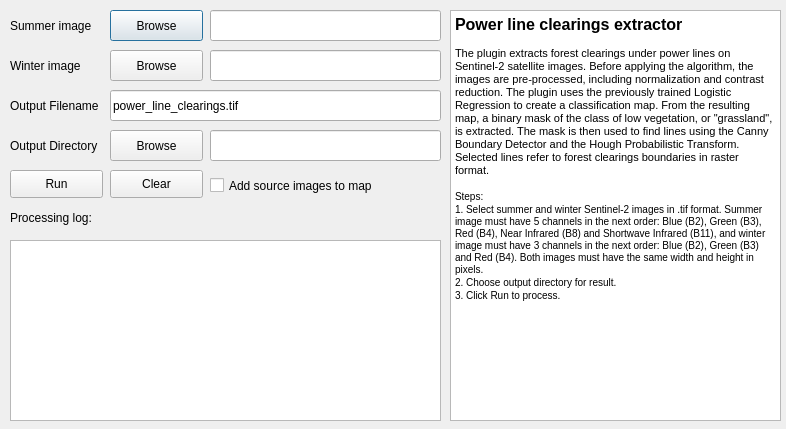
Old version of the form clearings_extractor_dialog_base.ui in the repository yana-b27/clearings_extractor_qgis.
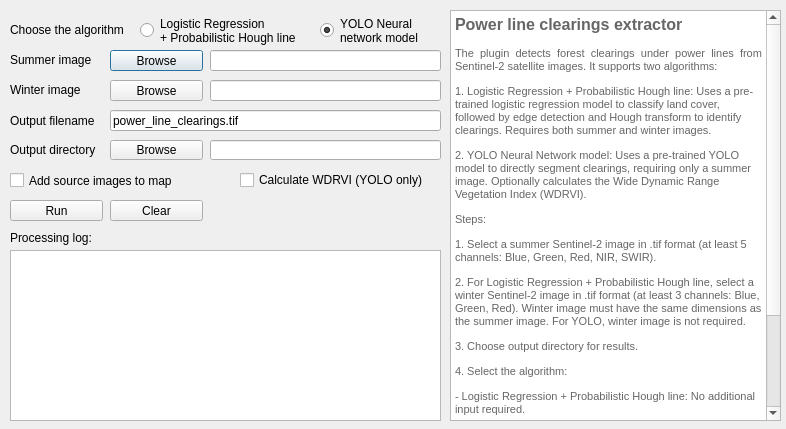
New version of the form.

Commit message: Add YOLO model and WDRVI index options

The edit to the form file:
```diff
--- a/clearings_extractor_dialog_base.ui
+++ b/clearings_extractor_dialog_base.ui
@@ -17,9 +17,9 @@
    <property name="geometry">
     <rect>
      <x>110</x>
-     <y>10</y>
+     <y>50</y>
      <width>93</width>
-     <height>31</height>
+     <height>21</height>
     </rect>
    </property>
    <property name="text">
@@ -30,9 +30,9 @@
    <property name="geometry">
     <rect>
      <x>210</x>
-     <y>10</y>
+     <y>50</y>
      <width>231</width>
-     <height>31</height>
+     <height>21</height>
     </rect>
    </property>
   </widget>
@@ -40,9 +40,9 @@
    <property name="geometry">
     <rect>
      <x>110</x>
-     <y>50</y>
+     <y>80</y>
      <width>93</width>
-     <height>31</height>
+     <height>21</height>
     </rect>
    </property>
    <property name="text">
@@ -53,22 +53,22 @@
    <property name="geometry">
     <rect>
      <x>10</x>
-     <y>130</y>
+     <y>140</y>
      <width>93</width>
-     <height>31</height>
+     <height>20</height>
     </rect>
    </property>
    <property name="text">
-    <string>Output Directory</string>
+    <string>Output directory</string>
    </property>
   </widget>
   <widget class="QLineEdit" name="outputDirLineEdit">
    <property name="geometry">
     <rect>
      <x>210</x>
-     <y>130</y>
+     <y>140</y>
      <width>231</width>
-     <height>31</height>
+     <height>20</height>
     </rect>
    </property>
   </widget>
@@ -76,9 +76,9 @@
    <property name="geometry">
     <rect>
      <x>10</x>
-     <y>10</y>
+     <y>50</y>
      <width>88</width>
-     <height>31</height>
+     <height>20</height>
     </rect>
    </property>
    <property name="text">
@@ -102,23 +102,29 @@
 &lt;html&gt;&lt;head&gt;&lt;meta name=&quot;qrichtext&quot; content=&quot;1&quot; /&gt;&lt;style type=&quot;text/css&quot;&gt;
 p, li { white-space: pre-wrap; }
 &lt;/style&gt;&lt;/head&gt;&lt;body style=&quot; font-family:'MS Shell Dlg 2'; font-size:7.8pt; font-weight:400; font-style:normal;&quot;&gt;
-&lt;p style=&quot; margin-top:0px; margin-bottom:0px; margin-left:0px; margin-right:0px; -qt-block-indent:0; text-indent:0px;&quot;&gt;&lt;span style=&quot; font-size:12pt; font-weight:600;&quot;&gt;Power line clearings extractor&lt;/span&gt;&lt;/p&gt;
+&lt;p style=&quot; margin-top:0px; margin-bottom:0px; margin-left:0px; margin-right:0px; -qt-block-indent:0; text-indent:0px;&quot;&gt;&lt;span style=&quot; font-size:12pt; font-weight:600; color:#666666;&quot;&gt;Power line clearings extractor&lt;/span&gt;&lt;/p&gt;
 &lt;p style=&quot;-qt-paragraph-type:empty; margin-top:0px; margin-bottom:0px; margin-left:0px; margin-right:0px; -qt-block-indent:0; text-indent:0px;&quot;&gt;&lt;br /&gt;&lt;/p&gt;
-&lt;p style=&quot; margin-top:0px; margin-bottom:0px; margin-left:0px; margin-right:0px; -qt-block-indent:0; text-indent:0px;&quot;&gt;&lt;span style=&quot; font-size:8pt;&quot;&gt;The plugin extracts forest clearings under power lines on Sentinel-2 satellite images. Before applying the algorithm, the images are pre-processed, including normalization and contrast reduction. The plugin uses the previously trained Logistic Regression to create a classification map. From the resulting map, a binary mask of the class of low vegetation, or &amp;quot;grassland&amp;quot;, is extracted. The mask is then used to find lines using the Canny Boundary Detector and the Hough Probabilistic Transform. Selected lines refer to forest clearings boundaries in raster format.&lt;/span&gt;&lt;/p&gt;
-&lt;p style=&quot;-qt-paragraph-type:empty; margin-top:0px; margin-bottom:0px; margin-left:0px; margin-right:0px; -qt-block-indent:0; text-indent:0px;&quot;&gt;&lt;br /&gt;&lt;/p&gt;
-&lt;p style=&quot; margin-top:0px; margin-bottom:0px; margin-left:0px; margin-right:0px; -qt-block-indent:0; text-indent:0px;&quot;&gt;Steps:&lt;/p&gt;
-&lt;p style=&quot; margin-top:0px; margin-bottom:0px; margin-left:0px; margin-right:0px; -qt-block-indent:0; text-indent:0px;&quot;&gt;1. Select summer and winter Sentinel-2 images in .tif format. Summer image must have 5 channels in the next order: Blue (B2), Green (B3), Red (B4), Near Infrared (B8) and Shortwave Infrared (B11), and winter image must have 3 channels in the next order: Blue (B2), Green (B3) and Red (B4). Both images must have the same width and height in pixels.&lt;/p&gt;
-&lt;p style=&quot; margin-top:0px; margin-bottom:0px; margin-left:0px; margin-right:0px; -qt-block-indent:0; text-indent:0px;&quot;&gt;2. Choose output directory for result.&lt;/p&gt;
-&lt;p align=&quot;justify&quot; style=&quot; margin-top:0px; margin-bottom:0px; margin-left:0px; margin-right:0px; -qt-block-indent:0; text-indent:0px;&quot;&gt;3. Click Run to process.&lt;/p&gt;&lt;/body&gt;&lt;/html&gt;</string>
+&lt;p align=&quot;justify&quot; style=&quot; margin-top:0px; margin-bottom:0px; margin-left:0px; margin-right:0px; -qt-block-indent:0; text-indent:0px;&quot;&gt;&lt;span style=&quot; font-size:8pt; color:#666666;&quot;&gt;The plugin detects forest clearings under power lines from Sentinel-2 satellite images. It supports two algorithms:&lt;/span&gt;&lt;/p&gt;
+&lt;p style=&quot; margin-top:12px; margin-bottom:12px; margin-left:0px; margin-right:0px; -qt-block-indent:0; text-indent:0px;&quot;&gt;&lt;span style=&quot; font-size:8pt; color:#666666;&quot;&gt;1. Logistic Regression + Probabilistic Hough line: Uses a pre-trained logistic regression model to classify land cover, followed by edge detection and Hough transform to identify clearings. Requires both summer and winter images.&lt;/span&gt;&lt;/p&gt;
+&lt;p style=&quot; margin-top:12px; margin-bottom:12px; margin-left:0px; margin-right:0px; -qt-block-indent:0; text-indent:0px;&quot;&gt;&lt;span style=&quot; font-size:8pt; color:#666666;&quot;&gt;2. YOLO Neural Network model: Uses a pre-trained YOLO model to directly segment clearings, requiring only a summer image. Optionally calculates the Wide Dynamic Range Vegetation Index (WDRVI).&lt;/span&gt;&lt;/p&gt;
+&lt;p style=&quot; margin-top:12px; margin-bottom:12px; margin-left:0px; margin-right:0px; -qt-block-indent:0; text-indent:0px;&quot;&gt;&lt;span style=&quot; font-size:8pt; color:#666666;&quot;&gt;Steps:&lt;/span&gt;&lt;/p&gt;
+&lt;p style=&quot; margin-top:12px; margin-bottom:12px; margin-left:0px; margin-right:0px; -qt-block-indent:0; text-indent:0px;&quot;&gt;&lt;span style=&quot; font-size:8pt; color:#666666;&quot;&gt;1. Select a summer Sentinel-2 image in .tif format (at least 5 channels: Blue, Green, Red, NIR, SWIR).&lt;/span&gt;&lt;/p&gt;
+&lt;p style=&quot; margin-top:12px; margin-bottom:12px; margin-left:0px; margin-right:0px; -qt-block-indent:0; text-indent:0px;&quot;&gt;&lt;span style=&quot; font-size:8pt; color:#666666;&quot;&gt;2. For Logistic Regression + Probabilistic Hough line, select a winter Sentinel-2 image in .tif format (at least 3 channels: Blue, Green, Red). Winter image must have the same dimensions as the summer image. For YOLO, winter image is not required.&lt;/span&gt;&lt;/p&gt;
+&lt;p style=&quot; margin-top:12px; margin-bottom:12px; margin-left:0px; margin-right:0px; -qt-block-indent:0; text-indent:0px;&quot;&gt;&lt;span style=&quot; font-size:8pt; color:#666666;&quot;&gt;3. Choose output directory for results.&lt;/span&gt;&lt;/p&gt;
+&lt;p style=&quot; margin-top:12px; margin-bottom:12px; margin-left:0px; margin-right:0px; -qt-block-indent:0; text-indent:0px;&quot;&gt;&lt;span style=&quot; font-size:8pt; color:#666666;&quot;&gt;4. Select the algorithm:&lt;/span&gt;&lt;/p&gt;
+&lt;p style=&quot; margin-top:12px; margin-bottom:12px; margin-left:0px; margin-right:0px; -qt-block-indent:0; text-indent:0px;&quot;&gt;&lt;span style=&quot; font-size:8pt; color:#666666;&quot;&gt;- Logistic Regression + Probabilistic Hough line: No additional input required.&lt;/span&gt;&lt;/p&gt;
+&lt;p style=&quot; margin-top:12px; margin-bottom:12px; margin-left:0px; margin-right:0px; -qt-block-indent:0; text-indent:0px;&quot;&gt;&lt;span style=&quot; font-size:8pt; color:#666666;&quot;&gt;- YOLO Neural Network: Optionally enable WDRVI calculation. The YOLO clearings mask and WDRVI (if calculated) are automatically added to the map.&lt;/span&gt;&lt;/p&gt;
+&lt;p style=&quot; margin-top:12px; margin-bottom:12px; margin-left:0px; margin-right:0px; -qt-block-indent:0; text-indent:0px;&quot;&gt;&lt;span style=&quot; font-size:8pt; color:#666666;&quot;&gt;5. Optionally enable adding source images to the map (summer image for YOLO, both summer and winter for Logistic Regression + Probabilistic Hough line).&lt;/span&gt;&lt;/p&gt;
+&lt;p style=&quot; margin-top:12px; margin-bottom:12px; margin-left:0px; margin-right:0px; -qt-block-indent:0; text-indent:0px;&quot;&gt;&lt;span style=&quot; font-size:8pt; color:#666666;&quot;&gt;6. Click Run to process.&lt;/span&gt;&lt;/p&gt;&lt;/body&gt;&lt;/html&gt;</string>
    </property>
   </widget>
   <widget class="QLabel" name="winterLabel">
    <property name="geometry">
     <rect>
      <x>10</x>
-     <y>50</y>
+     <y>80</y>
      <width>91</width>
-     <height>31</height>
+     <height>20</height>
     </rect>
    </property>
    <property name="text">
@@ -129,9 +135,9 @@
    <property name="geometry">
     <rect>
      <x>210</x>
-     <y>50</y>
+     <y>80</y>
      <width>231</width>
-     <height>31</height>
+     <height>21</height>
     </rect>
    </property>
   </widget>
@@ -139,9 +145,9 @@
    <property name="geometry">
     <rect>
      <x>110</x>
-     <y>130</y>
+     <y>140</y>
      <width>93</width>
-     <height>31</height>
+     <height>20</height>
     </rect>
    </property>
    <property name="text">
@@ -152,9 +158,9 @@
    <property name="geometry">
     <rect>
      <x>10</x>
-     <y>170</y>
+     <y>200</y>
      <width>93</width>
-     <height>28</height>
+     <height>21</height>
     </rect>
    </property>
    <property name="text">
@@ -165,9 +171,9 @@
    <property name="geometry">
     <rect>
      <x>110</x>
-     <y>170</y>
+     <y>200</y>
      <width>93</width>
-     <height>28</height>
+     <height>21</height>
     </rect>
    </property>
    <property name="text">
@@ -177,10 +183,10 @@
   <widget class="QCheckBox" name="addImagesCheckBox">
    <property name="geometry">
     <rect>
-     <x>210</x>
+     <x>10</x>
      <y>170</y>
      <width>181</width>
-     <height>31</height>
+     <height>21</height>
     </rect>
    </property>
    <property name="text">
@@ -191,22 +197,22 @@
    <property name="geometry">
     <rect>
      <x>10</x>
-     <y>90</y>
+     <y>111</y>
      <width>101</width>
-     <height>31</height>
+     <height>20</height>
     </rect>
    </property>
    <property name="text">
-    <string>Output Filename</string>
+    <string>Output filename</string>
    </property>
   </widget>
   <widget class="QLineEdit" name="outputFileLineEdit">
    <property name="geometry">
     <rect>
      <x>110</x>
-     <y>90</y>
+     <y>110</y>
      <width>331</width>
-     <height>31</height>
+     <height>21</height>
     </rect>
    </property>
    <property name="text">
@@ -217,9 +223,9 @@
    <property name="geometry">
     <rect>
      <x>10</x>
-     <y>240</y>
+     <y>250</y>
      <width>431</width>
-     <height>181</height>
+     <height>171</height>
     </rect>
    </property>
    <property name="readOnly">
@@ -230,7 +236,7 @@
    <property name="geometry">
     <rect>
      <x>10</x>
-     <y>210</y>
+     <y>230</y>
      <width>111</width>
      <height>16</height>
     </rect>
@@ -239,6 +245,63 @@
     <string>Processing log:</string>
    </property>
   </widget>
+  <widget class="QRadioButton" name="logRegRadio">
+   <property name="geometry">
+    <rect>
+     <x>140</x>
+     <y>10</y>
+     <width>171</width>
+     <height>41</height>
+    </rect>
+   </property>
+   <property name="text">
+    <string>Logistic Regression 
++ Probabilistic Hough line</string>
+   </property>
+  </widget>
+  <widget class="QRadioButton" name="yoloRadio">
+   <property name="geometry">
+    <rect>
+     <x>320</x>
+     <y>10</y>
+     <width>111</width>
+     <height>41</height>
+    </rect>
+   </property>
+   <property name="text">
+    <string>YOLO Neural 
+network model</string>
+   </property>
+   <property name="checked">
+    <bool>true</bool>
+   </property>
+  </widget>
+  <widget class="QCheckBox" name="wdrviCheckBox">
+   <property name="geometry">
+    <rect>
+     <x>240</x>
+     <y>170</y>
+     <width>201</width>
+     <height>20</height>
+    </rect>
+   </property>
+   <property name="text">
+    <string>Calculate WDRVI (YOLO only)</string>
+   </property>
+  </widget>
+  <widget class="QLabel" name="label_2">
+   <property name="geometry">
+    <rect>
+     <x>10</x>
+     <y>10</y>
+     <width>131</width>
+     <height>41</height>
+    </rect>
+   </property>
+   <property name="text">
+    <string>&lt;html&gt;&lt;head/&gt;&lt;body&gt;&lt;p&gt;Choose the algorithm&lt;/p&gt;&lt;/body&gt;&lt;/html&gt;</string>
+   </property>
+  </widget>
  </widget>
  <resources/>
  <connections/>
```
The commit also changes 7 other files.
